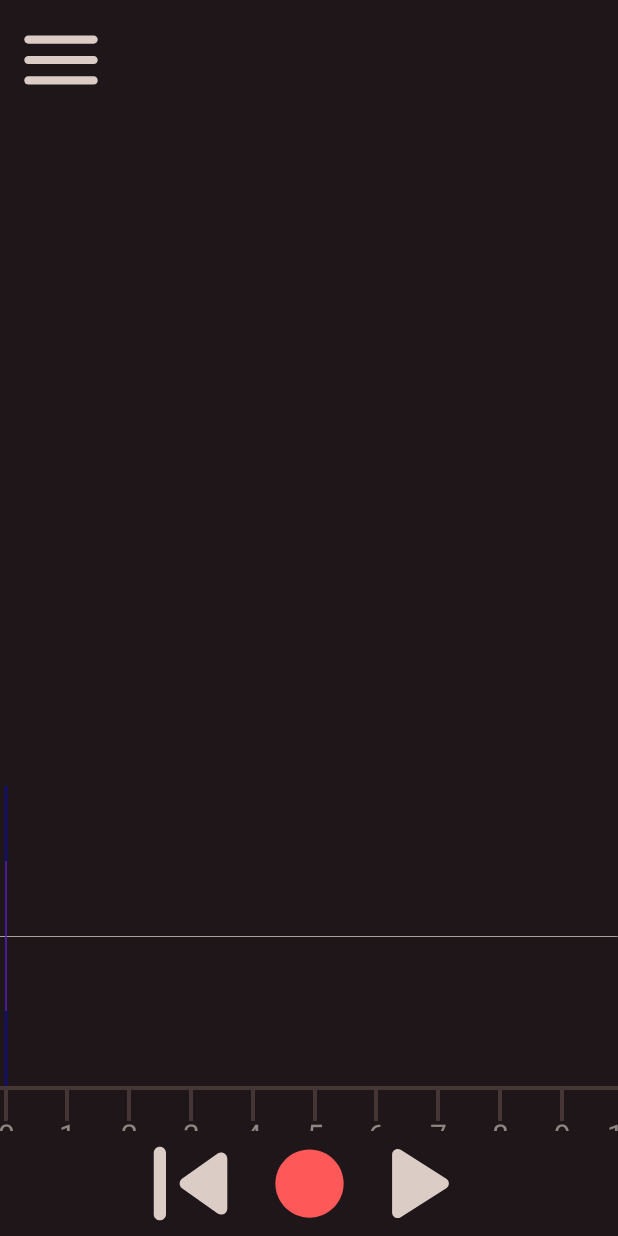
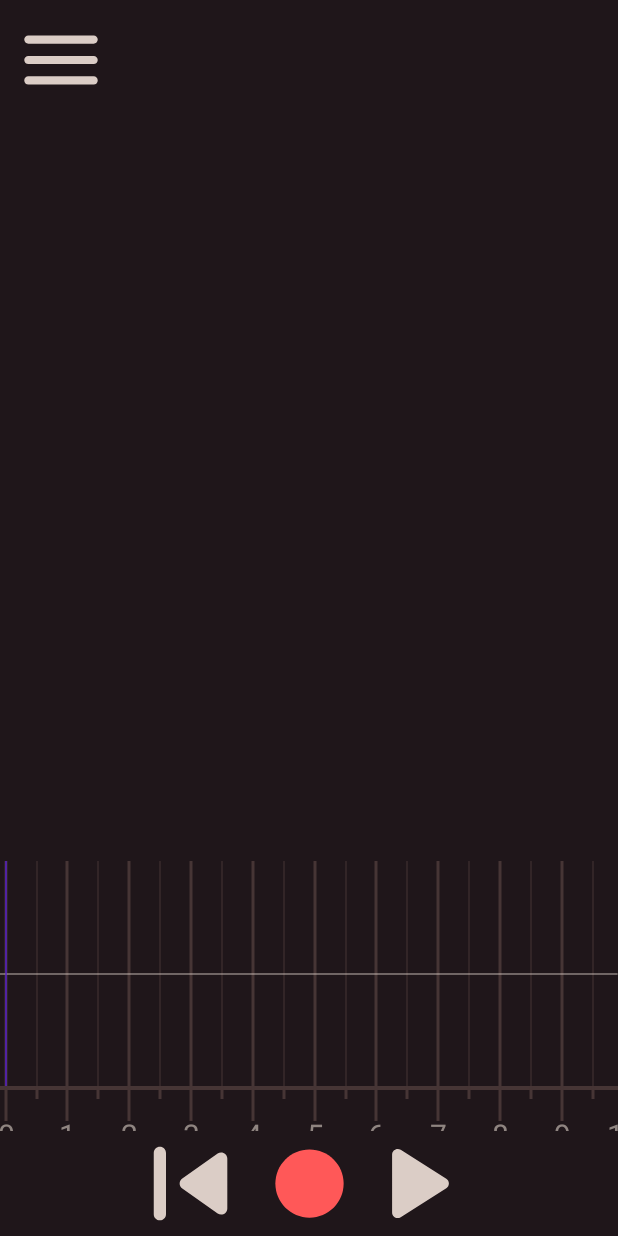
Before and after one commit to TEXflip/JamRec, an Android app: the screen it shows after launch (MainActivity), on a phone screen of 412 x 824 dp. Run offline under Robolectric (Android 15) with nearby library versions, the phone set to English and light mode, and no system bars.

Commit message:
Migliorata la Timebar e AudioCanvas

```diff
--- a/app/src/main/java/com/tessari/jamrec/AudioCanvas.java
+++ b/app/src/main/java/com/tessari/jamrec/AudioCanvas.java
@@ -6,10 +6,7 @@ import android.graphics.Color;
 import android.graphics.Paint;
 import android.support.v4.content.res.ResourcesCompat;
 import android.util.AttributeSet;
-import android.util.Log;
-import android.view.GestureDetector;
 import android.view.MotionEvent;
-import android.view.ScaleGestureDetector;
 import android.view.View;
 
 import com.tessari.jamrec.Utils.SupportMath;
@@ -17,12 +14,13 @@ import com.tessari.jamrec.Utils.SupportMath;
 public class AudioCanvas extends View {
 
 
-    private Paint wavesColor, controlBarColor, blue;
+    private Paint wavesColor, controlBarColor, blue, linesColor;
     private Track track = null;
     private SessionManager session = null;
     private int precSize = 0, valMax = 100;
+    boolean autoMove = true;
+    private final float[] reduxFactors = {0, 0.01f, 0.02f, 0.05f, 0.1f, 0.2f, 0.5f, 1, 2, 5, 10, 20, 60, 60*2, 60*5, 60*10, 60*20, 60*60, 60*60*2, 60*60*5, 60*60*10, 60*60*20, 60*60*24};
 
-    boolean autoMove = true;
 
     public AudioCanvas(Context c, AttributeSet set) {
         super(c, set);
@@ -35,18 +33,22 @@ public class AudioCanvas extends View {
         blue = new Paint(Paint.ANTI_ALIAS_FLAG);
         blue.setColor(Color.BLUE);
         blue.setStyle(Paint.Style.FILL);
+        linesColor = new Paint(Paint.ANTI_ALIAS_FLAG);
+        linesColor.setColor(ResourcesCompat.getColor(getResources(), R.color.SecondBackground, null));
+        linesColor.setStyle(Paint.Style.FILL);
     }
 
     @Override
     protected void onDraw(Canvas c) {
         super.onDraw(c);
         if (session != null) {
+            drawTimeLines(c);
             int height = getHeight();
             int width = getWidth();
             int size = track == null ? 0 : track.size();
 
             // se la recBar supera il 75% della schermata attiva l'automove
-            if (size > fromViewIndexToSamplesIndex((int) (width * 0.75)) && autoMove)
+            if (size > session.fromViewIndexToSamplesIndex((int) (width * 0.75), width) && autoMove)
                 session.sumOffsetNotRel(size - precSize);
 
             for (int i = 0; i < width; i++) {
@@ -55,11 +57,34 @@ public class AudioCanvas extends View {
             }
 
             // disegna la recBar
-            drawLineRelative(c, controlBarColor, size, height - height / 4f, height / 4f);
+            drawLineRelative(c, controlBarColor, size, height, 0);
 
             // disegna la playBar
             drawLineRelative(c, blue, track.getPlayerBufferPos(), height, 0);
             precSize = size;
+
+        }
+    }
+
+    private void drawTimeLines(Canvas c){
+        double firstSec = session.getOffsetAt0()/(double) session.getSampleRate(); // il secondo che si trova piú a sinistra della view
+        float viewWidthInSec = session.getTrackViewWidth() / (float)session.getSampleRate(); // lunghezza in secondi della view
+
+        float reduxFactor = ((float) session.getTrackViewWidth() / (float) (session.getSampleRate() * 10));
+//            float reduxFactor = ((float) session.getTrackViewWidth() / (float) (width*400));
+        for (int i = 1; i < reduxFactors.length; i++)
+            if (reduxFactor > reduxFactors[i - 1] && reduxFactor <= reduxFactors[i]) {
+                reduxFactor = reduxFactors[i];
+                break;
+            }
+
+        firstSec = SupportMath.floorModD(firstSec, reduxFactor);
+//            Log.e("AAAAA", "firstSec: "+firstSec+" rf: "+reduxFactor );
+        for (double i = firstSec; i <= firstSec + viewWidthInSec + reduxFactor; i += reduxFactor) {
+            int posX = session.fromSamplesIndexToViewIndex((int)(i * session.getSampleRate()), getWidth());
+            int posXhalf = session.fromSamplesIndexToViewIndex((int)((i+reduxFactor/2) * session.getSampleRate()), getWidth());
+            c.drawRect(posX - 1.5f, 0, posX + 1.5f, getHeight(), linesColor);
+            c.drawRect(posXhalf - 0.5f, 0, posXhalf + 0.5f, getHeight(), linesColor);
         }
     }
 
@@ -67,64 +92,32 @@ public class AudioCanvas extends View {
      * Disegna una linea verticale con la posizione relativa all'offset e allo stretch
      * della linea del tempo
      *
-     * @param canvas
-     * @param paint
-     * @param x
+     * @param canvas canvas su cui disegnare la linea
+     * @param paint  colore
+     * @param x      posizione x
      * @param y1     y sotto
      * @param y2     y sopra
      */
     private void drawLineRelative(Canvas canvas, Paint paint, int x, float y1, float y2) {
-        canvas.drawLine(fromSamplesIndexToViewIndex(x), y1, fromSamplesIndexToViewIndex(x), y2, paint);
+        canvas.drawLine(session.fromSamplesIndexToViewIndex(x, getWidth()), y1, session.fromSamplesIndexToViewIndex(x, getWidth()), y2, paint);
     }
 
     /**
      * legge il valore della trackVisualization e lo normalizza
      * in base al picco corrente
      *
-     * @param index
-     * @return
+     * @param index indirizzo della view
+     * @return valore normalizzato
      */
     private float readNormalized(int index) {
         if (track == null)
             return 0;
-        float val = track.read(fromViewIndexToSamplesIndex(index));
+        float val = track.read(session.fromViewIndexToSamplesIndex(index, getWidth()));
         val = Math.abs(val);
         if (valMax < val)
             valMax = (int) val + 5;
         val = val * ((float) getHeight() / (float) (valMax * 2));
         return val;
-    }
-
-    private int fromViewIndexToSamplesIndex(int i) {
-        int trackViewWidth = session.getTrackViewWidth();
-        int offset = session.getOffset();
-
-        // il rapporto dev'essere approssimato per difetto
-        int widthRatio = SupportMath.floorDiv(trackViewWidth, getWidth());
-
-        // viene preso il valore dell'offset piú vicino ad un multiplo del widthRatio
-        // per mantenere gli stessi valori durante lo slide della traccia
-        int offsetMod = SupportMath.floorMod(offset, widthRatio);
-
-        // centro l'offset per avere uno zoom centrale durante la ScaleGesture
-        int start2 = (offsetMod - trackViewWidth / 2);
-
-        // quando é molto zoommato l'approssimazione del widthRatio rende lo zoom scattoso, in questo modo si aggira il problema
-        float retWidthRatio = widthRatio <= 18 ? ((float) trackViewWidth / (float) getWidth()) : widthRatio;
-
-        return start2 + (int) (i * retWidthRatio);
-    }
-
-    private int fromSamplesIndexToViewIndex(int i) {
-        double start1 = session.getOffset() - session.getTrackViewWidth() / 2f;
-        return (int) (((i - start1) / session.getTrackViewWidth()) * getWidth());
-    }
-
-    private float fromSamplesIndexToViewIndexFloat(float i) {
-        float tvw = session.getTrackViewWidth();
-        float width = (float) this.getWidth();
-        float start1 = session.getOffset() - tvw / 2f;
-        return ((i - start1) / tvw) * width;
     }
 
     @Override
--- a/app/src/main/java/com/tessari/jamrec/SessionManager.java
+++ b/app/src/main/java/com/tessari/jamrec/SessionManager.java
@@ -6,13 +6,15 @@ import android.view.MotionEvent;
 import android.view.ScaleGestureDetector;
 import android.widget.ToggleButton;
 
+import com.tessari.jamrec.Utils.SupportMath;
+
 class SessionManager {
 
-    ScaleGestureDetector stretchDetector;
-    GestureDetector scrollDetector;
+    private ScaleGestureDetector stretchDetector;
+    private GestureDetector scrollDetector;
 
     private AppCompatActivity context;
-    public AudioCanvas audioCanvas;
+    private AudioCanvas audioCanvas;
     private Timebar timebar;
     private ToggleButton button_rec, button_play;
     Track track;
@@ -29,8 +31,8 @@ class SessionManager {
         this.timebar = context.findViewById(R.id.timebar);
         this.sampleRate = sampleRate;
 
-        stretchDetector = new ScaleGestureDetector(context,new StretchListener());
-        scrollDetector = new GestureDetector(context,new ScrollListener());
+        stretchDetector = new ScaleGestureDetector(context, new StretchListener());
+        scrollDetector = new GestureDetector(context, new ScrollListener());
 
         track = new Track(sampleRate, bufferSize, audio_encoding, audio_channel_out, this);
         recorder = new Recorder(sampleRate, bufferSize, audio_encoding, audio_channel_in, this);
@@ -42,7 +44,7 @@ class SessionManager {
             @Override
             public void run() {
                 trackViewWidth = sampleRate * 10;
-                offset = trackViewWidth / 2 - sampleRate/10;
+                offset = trackViewWidth / 2 - sampleRate / 10;
             }
         });
     }
@@ -98,17 +100,22 @@ class SessionManager {
     }
 
     int getOffsetAt0() {
-        return offset - trackViewWidth/2;
+        return offset - trackViewWidth / 2;
     }
 
     int getTrackViewWidth() {
         return trackViewWidth;
     }
 
-    int getSampleRate(){
+    int getSampleRate() {
         return sampleRate;
     }
 
+    /**
+     * allarga o diminuisce la dimensione della trackViewWidth
+     * min = viewWidth, max = Integer.MAX
+     * @param x quantitá di zoom
+     */
     void sumTrackViewWidth(double x) {
         if (trackViewWidth - x < audioCanvas.getWidth())
             trackViewWidth = audioCanvas.getWidth();
@@ -128,7 +135,29 @@ class SessionManager {
         updateCanvas();
     }
 
-    void onTouchEvent(MotionEvent e){
+    int fromViewIndexToSamplesIndex(int i, int width) {
+        // il rapporto dev'essere approssimato per difetto
+        int widthRatio = SupportMath.floorDiv(trackViewWidth, width);
+
+        // viene preso il valore dell'offset piú vicino ad un multiplo del widthRatio
+        // per mantenere gli stessi valori durante lo slide della traccia
+        int offsetMod = SupportMath.floorMod(offset, widthRatio);
+
+        // centro l'offset per avere uno zoom centrale durante la ScaleGesture
+        int start2 = (offsetMod - trackViewWidth / 2);
+
+        // quando é molto zoommato l'approssimazione del widthRatio rende lo zoom scattoso, in questo modo si aggira il problema
+        float retWidthRatio = widthRatio <= 18 ? ((float) trackViewWidth / (float) width) : widthRatio;
+
+        return start2 + (int) (i * retWidthRatio);
+    }
+
+    int fromSamplesIndexToViewIndex(int i,int width) {
+        double start1 = offset - trackViewWidth / 2f;
+        return (int) (((i - start1) / trackViewWidth) * width);
+    }
+
+    void onTouchEvent(MotionEvent e) {
         scrollDetector.onTouchEvent(e);
         stretchDetector.onTouchEvent(e);
     }
--- a/app/src/main/java/com/tessari/jamrec/Timebar.java
+++ b/app/src/main/java/com/tessari/jamrec/Timebar.java
@@ -13,6 +13,7 @@ import com.tessari.jamrec.Utils.SupportMath;
 public class Timebar extends View {
     private Paint linesColor, textColor;
     private SessionManager session;
+    private final float[] reduxFactors = {0, 0.01f, 0.02f, 0.05f, 0.1f, 0.2f, 0.5f, 1, 2, 5, 10, 20, 60, 60*2, 60*5, 60*10, 60*20, 60*60, 60*60*2, 60*60*5, 60*60*10, 60*60*20, 60*60*24};
 
     public Timebar(Context context, AttributeSet set) {
         super(context, set);
@@ -27,27 +28,43 @@ public class Timebar extends View {
 
     @Override
     protected void onDraw(Canvas c) {
-        if(session != null) {
+        if (session != null) {
             int width = this.getWidth(), height = this.getHeight();
 //        c.drawLine(0, 0, width, 0, linesColor);
             c.drawRect(0, 0, width, 4, linesColor);
 
-            int firstSec = SupportMath.floorDiv(session.getOffsetAt0(),session.getSampleRate()); // il secondo che si trova piú a sinistra della view
-            int viewWidthInSec = SupportMath.floorDiv(session.getTrackViewWidth(),session.getSampleRate()); // lunghezza in secondi della view
+            double firstSec = session.getOffsetAt0()/(double) session.getSampleRate(); // il secondo che si trova piú a sinistra della view
+            float viewWidthInSec = session.getTrackViewWidth() / (float)session.getSampleRate(); // lunghezza in secondi della view
 
+            float reduxFactor = ((float) session.getTrackViewWidth() / (float) (session.getSampleRate() * 10));
+//            float reduxFactor = ((float) session.getTrackViewWidth() / (float) (width*400));
+            for (int i = 1; i < reduxFactors.length; i++)
+                if (reduxFactor > reduxFactors[i - 1] && reduxFactor <= reduxFactors[i]) {
+                    reduxFactor = reduxFactors[i];
+                    break;
+                }
 
-
-            for (int i = firstSec; i <= firstSec + viewWidthInSec + 1; i++) {
-                int posX = fromSamplesIndexToViewIndex(i * session.getSampleRate());
-                c.drawRect(posX - 2, 0, posX + 2, 35, linesColor);
-                c.drawText(String.valueOf(i), posX, 60, textColor);
+            firstSec = SupportMath.floorModD(firstSec, reduxFactor);
+//            Log.e("AAAAA", "firstSec: "+firstSec+" rf: "+reduxFactor );
+            for (double i = firstSec; i <= firstSec + viewWidthInSec + reduxFactor; i += reduxFactor) {
+                int posX = session.fromSamplesIndexToViewIndex((int)(i * session.getSampleRate()), width);
+                int posXhalf = session.fromSamplesIndexToViewIndex((int)((i+reduxFactor/2) * session.getSampleRate()), width);
+                c.drawRect(posX - 1.5f, 0, posX + 1.5f, 35, linesColor);
+                c.drawRect(posXhalf - 1.5f, 0, posXhalf + 1.5f, 13, linesColor);
+                c.drawText(toTime(i, (int)reduxFactor), posX, 60, textColor);
             }
         }
     }
 
-    private int fromSamplesIndexToViewIndex(int i) {
-        double start1 = session.getOffset() - session.getTrackViewWidth() / 2f;
-        return (int) Math.floor((((double)i - start1) / (double) session.getTrackViewWidth()) * getWidth());
+    private String toTime(double sec, int rf) {
+        if(sec == 0) return "" + 0;
+        String neg = sec < 0 ? "-" : "";
+        sec = Math.abs(sec);
+        if (rf < 60)
+            return neg + String.format(sec%1==0?"%.0f":"%.2f",sec);
+        if (rf < 3600)
+            return neg + ((int)sec / 60) + "m";
+        return neg + ((int)sec / 3600) + "h";
     }
 
     public void setSession(SessionManager session) {
--- a/app/src/main/java/com/tessari/jamrec/Utils/SupportMath.java
+++ b/app/src/main/java/com/tessari/jamrec/Utils/SupportMath.java
@@ -15,4 +15,10 @@ public class SupportMath {
     public static int floorMod(double a, double b) {
         return (int) (Math.floor(a / b) * b);
     }
+
+    public static double floorModD(double a, double b) {
+        return (Math.floor(a / b) * b);
+    }
+
+
 }
--- a/app/src/main/res/layout/activity_main.xml
+++ b/app/src/main/res/layout/activity_main.xml
@@ -51,7 +51,7 @@
                 <com.tessari.jamrec.AudioCanvas
                     android:id="@+id/audioCanvas"
                     android:layout_width="match_parent"
-                    android:layout_height="200dp"
+                    android:layout_height="150dp"
                     drawable:layout_constraintEnd_toEndOf="parent"
                     drawable:layout_constraintHorizontal_bias="1.0"
                     drawable:layout_constraintStart_toStartOf="parent"
```
